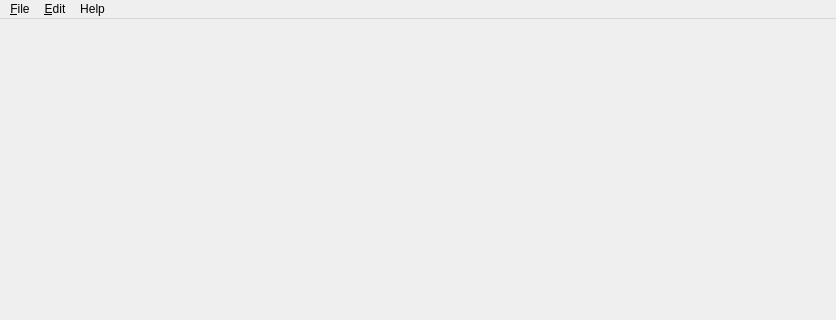
Above: eyelab/views/ui/ui_main_window.ui from MedVisBonn/eyelab before the change; both pictures show x 0 to 836 and y 0 to 320 of the 836 by 618 pixel window. Below: the same form after it.
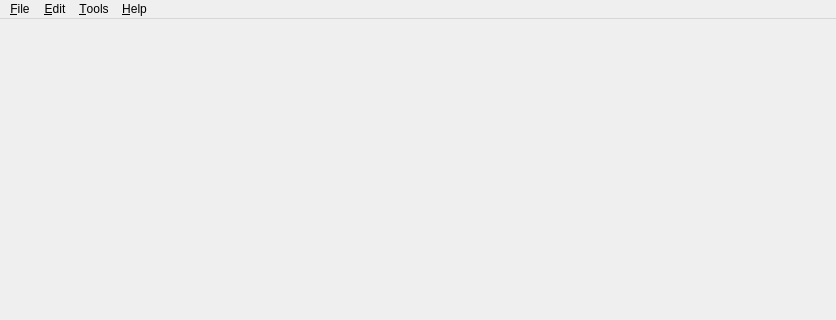
That is the form after the change. Icons and pictures are not drawn.

Commit message: feat(main.py): add About dialog for information about the software

Diff of the .ui file:
```diff
--- a/eyelab/views/ui/ui_main_window.ui
+++ b/eyelab/views/ui/ui_main_window.ui
@@ -75,7 +75,7 @@
    </widget>
    <widget class="QMenu" name="menuHelp">
     <property name="title">
-     <string>Help</string>
+     <string>&amp;Help</string>
     </property>
     <addaction name="action_introduction"/>
     <addaction name="action_layer_annotation_guide"/>
@@ -83,9 +83,16 @@
     <addaction name="action_registration_guide"/>
     <addaction name="separator"/>
     <addaction name="action_shortcut_sheet"/>
+    <addaction name="action_About"/>
+   </widget>
+   <widget class="QMenu" name="menuTools">
+    <property name="title">
+     <string>&amp;Tools</string>
+    </property>
    </widget>
    <addaction name="menuFile"/>
    <addaction name="menuEdit"/>
+   <addaction name="menuTools"/>
    <addaction name="menuHelp"/>
   </widget>
   <widget class="QStatusBar" name="statusbar"/>
```
Left out of the diff: 25 changed lines with no effect on the pictures. The commit also changes 3 other files.
